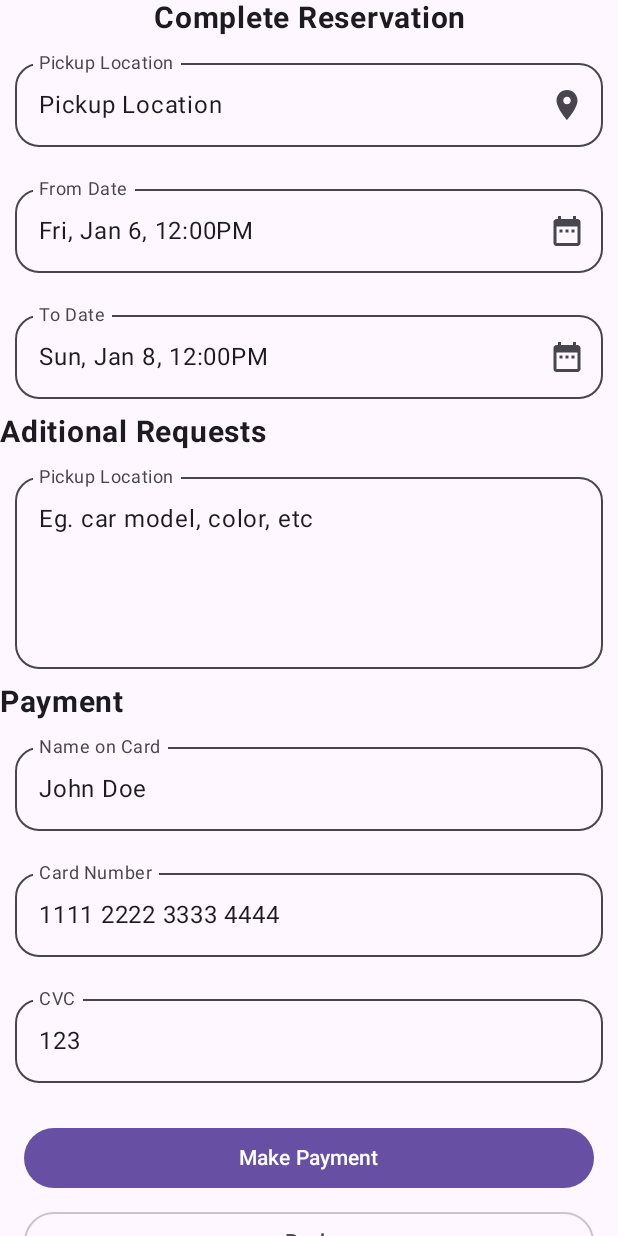
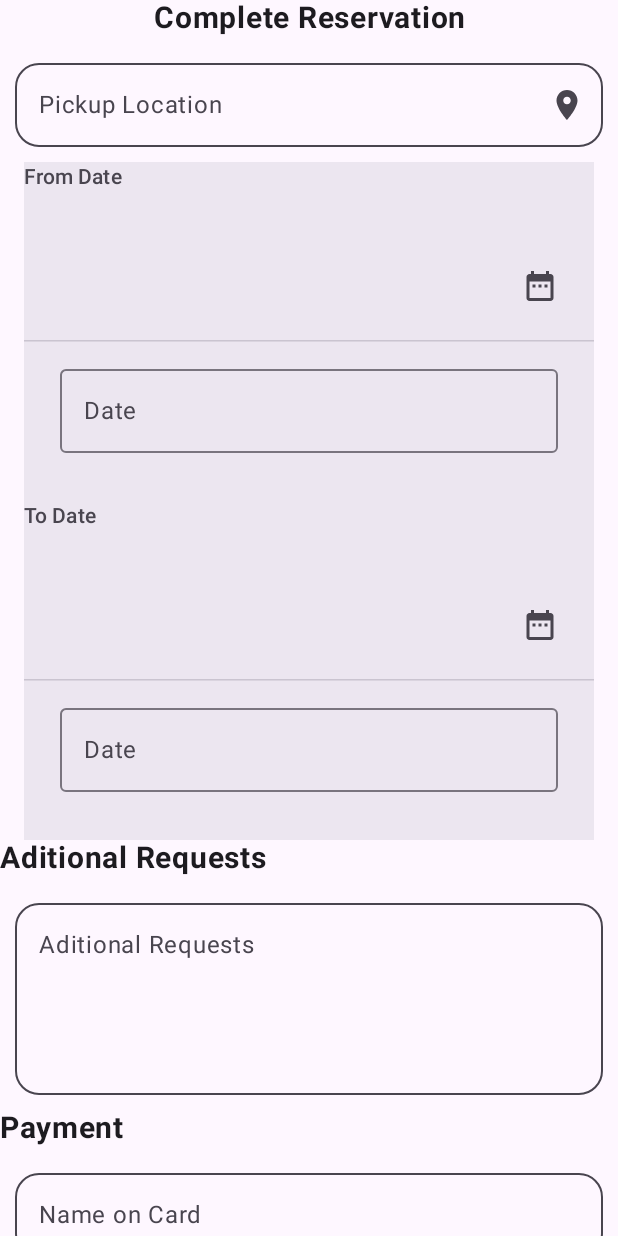
Before and after one commit to danielkakiuthi/SODV3203_CarRentalApp, an Android app built with Jetpack Compose: the FinalReservationDetails screen opened through its navigation route, on a phone screen of 412 x 824 dp. Run offline under Robolectric (Android 15) with nearby library versions, the phone set to English and light mode, and no system bars; 8 statements that could not run were skipped.

Commit message:
fix: login logic and implemented datePicker

```diff
--- a/app/src/main/java/com/example/sodv3203_carrentalapp/AppRouter.kt
+++ b/app/src/main/java/com/example/sodv3203_carrentalapp/AppRouter.kt
@@ -114,8 +114,7 @@ fun CarRentalApp(
                     viewModel = viewModel,
                     onSignUpButtonClicked = { navController.navigate(PageTypes.SignUp.name) },
                     onLoginButtonClicked = { username, password ->
-                        viewModel.authenticate(username, password)
-                        if (uiState.isUserLoggedIn) {
+                        if (viewModel.authenticate(username, password)) {
                             Toast.makeText(context, "Login Successful", Toast.LENGTH_SHORT).show()
                             navController.navigate(PageTypes.Landing.name)
                         }
--- a/app/src/main/java/com/example/sodv3203_carrentalapp/ui/AppViewModel.kt
+++ b/app/src/main/java/com/example/sodv3203_carrentalapp/ui/AppViewModel.kt
@@ -27,12 +27,13 @@ class AppViewModel : ViewModel() {
         }
     }
 
-    fun authenticate(username: String, password: String) {
+    fun authenticate(username: String, password: String): Boolean {
         for (user in uiState.value.listAllUsers) {
             if (username==user.username && password==user.password) {
                 updateLoggedUser(user)
             }
         }
+        return uiState.value.isUserLoggedIn
     }
 
     fun signout() {
--- a/app/src/main/java/com/example/sodv3203_carrentalapp/ui/PageFinalReservationDetails.kt
+++ b/app/src/main/java/com/example/sodv3203_carrentalapp/ui/PageFinalReservationDetails.kt
@@ -14,6 +14,10 @@ import androidx.compose.material.icons.Icons
 import androidx.compose.material.icons.filled.DateRange
 import androidx.compose.material.icons.filled.LocationOn
 import androidx.compose.material3.Button
+import androidx.compose.material3.DatePicker
+import androidx.compose.material3.DatePickerDefaults
+import androidx.compose.material3.DatePickerFormatter
+import androidx.compose.material3.DisplayMode
 import androidx.compose.material3.Icon
 import androidx.compose.material3.MaterialTheme
 import androidx.compose.material3.OutlinedButton
@@ -21,6 +25,7 @@ import androidx.compose.material3.OutlinedTextField
 import androidx.compose.material3.Surface
 import androidx.compose.material3.Text
 import androidx.compose.material3.TextFieldDefaults
+import androidx.compose.material3.rememberDatePickerState
 import androidx.compose.runtime.Composable
 import androidx.compose.ui.Modifier
 import androidx.compose.ui.res.dimensionResource
@@ -43,6 +48,9 @@ fun DisplayPageFinalReservationDetails(
     onConfirmButtonClicked: () -> Unit = {}
 ) {
 
+
+    val datePickerState = rememberDatePickerState(initialDisplayMode = DisplayMode.Input)
+
     Column(
         modifier = modifier
             .verticalScroll(rememberScrollState())
@@ -57,7 +65,8 @@ fun DisplayPageFinalReservationDetails(
                 modifier = Modifier.fillMaxWidth()
             )
             OutlinedTextField(
-                value = "Pickup Location",
+                placeholder = { Text("123 Ave SW") },
+                value = "",
                 singleLine = true,
                 shape = MaterialTheme.shapes.large,
                 modifier = Modifier
@@ -83,58 +92,33 @@ fun DisplayPageFinalReservationDetails(
                     Icon(imageVector = Icons.Filled.LocationOn, contentDescription = "From Date")
                 }
             )
-            OutlinedTextField(
-                value = "Fri, Jan 6, 12:00PM",
-                singleLine = true,
-                shape = MaterialTheme.shapes.large,
-                modifier = Modifier
-                    .fillMaxWidth()
-                    .padding(10.dp),
-                colors = TextFieldDefaults.colors(
-                    focusedContainerColor = MaterialTheme.colorScheme.surface,
-                    unfocusedContainerColor = MaterialTheme.colorScheme.surface,
-                    disabledContainerColor = MaterialTheme.colorScheme.surface,
-                ),
-                onValueChange = {},
-                label = {
+            DatePicker(
+                state = datePickerState,
+                modifier = Modifier.padding(horizontal = 16.dp),
+                title = {
                     Text("From Date")
                 },
-                isError = false,
-                keyboardOptions = KeyboardOptions.Default.copy(
-                    imeAction = ImeAction.Done
-                ),
-                keyboardActions = KeyboardActions(
-                    onDone = {  }
-                ),
-                trailingIcon = {
-                    Icon(imageVector = Icons.Filled.DateRange, contentDescription = "From Date")
+                headline = {
+                    DatePickerDefaults.DatePickerHeadline(
+                        state = datePickerState,
+                        dateFormatter = DatePickerFormatter(),
+                        modifier = Modifier.padding(0.dp)
+                    )
                 }
             )
-            OutlinedTextField(
-                value = "Sun, Jan 8, 12:00PM",
-                singleLine = true,
-                shape = MaterialTheme.shapes.large,
-                modifier = Modifier
-                    .fillMaxWidth()
-                    .padding(10.dp),
-                colors = TextFieldDefaults.colors(
-                    focusedContainerColor = MaterialTheme.colorScheme.surface,
-                    unfocusedContainerColor = MaterialTheme.colorScheme.surface,
-                    disabledContainerColor = MaterialTheme.colorScheme.surface,
-                ),
-                onValueChange = {},
-                label = {
+
+            DatePicker(
+                state = datePickerState,
+                modifier = Modifier.padding(horizontal = 16.dp),
+                title = {
                     Text("To Date")
                 },
-                isError = false,
-                keyboardOptions = KeyboardOptions.Default.copy(
-                    imeAction = ImeAction.Done
-                ),
-                keyboardActions = KeyboardActions(
-                    onDone = {  }
-                ),
-                trailingIcon = {
-                    Icon(imageVector = Icons.Filled.DateRange, contentDescription = "To Date")
+                headline = {
+                    DatePickerDefaults.DatePickerHeadline(
+                        state = datePickerState,
+                        dateFormatter = DatePickerFormatter(),
+                        modifier = Modifier.padding(0.dp)
+                    )
                 }
             )
         }
@@ -142,7 +126,8 @@ fun DisplayPageFinalReservationDetails(
         Column {
             Text(text = "Aditional Requests", fontSize = 20.sp, fontWeight = FontWeight.Bold)
             OutlinedTextField(
-                value = "Eg. car model, color, etc",
+                placeholder = { Text("Eg. car model, color, etc") },
+                value = "",
                 singleLine = false,
                 minLines = 4,
                 maxLines = 4,
@@ -157,7 +142,7 @@ fun DisplayPageFinalReservationDetails(
                 ),
                 onValueChange = {},
                 label = {
-                    Text("Pickup Location")
+                    Text("Aditional Requests")
                 },
                 isError = false,
                 keyboardOptions = KeyboardOptions.Default.copy(
@@ -173,7 +158,8 @@ fun DisplayPageFinalReservationDetails(
         Column {
             Text(text = "Payment", fontSize = 20.sp, fontWeight = FontWeight.Bold)
             OutlinedTextField(
-                value = "John Doe",
+                placeholder = { Text("John Doe") },
+                value = "",
                 singleLine = true,
                 shape = MaterialTheme.shapes.large,
                 modifier = Modifier
@@ -197,7 +183,8 @@ fun DisplayPageFinalReservationDetails(
                 )
             )
             OutlinedTextField(
-                value = "1111 2222 3333 4444",
+                placeholder = { Text("1111 2222 3333 4444") },
+                value = "",
                 singleLine = true,
                 shape = MaterialTheme.shapes.large,
                 modifier = Modifier
@@ -221,7 +208,8 @@ fun DisplayPageFinalReservationDetails(
                 )
             )
             OutlinedTextField(
-                value = "123",
+                placeholder = { Text("123") },
+                value = "",
                 singleLine = true,
                 shape = MaterialTheme.shapes.large,
                 modifier = Modifier
```
